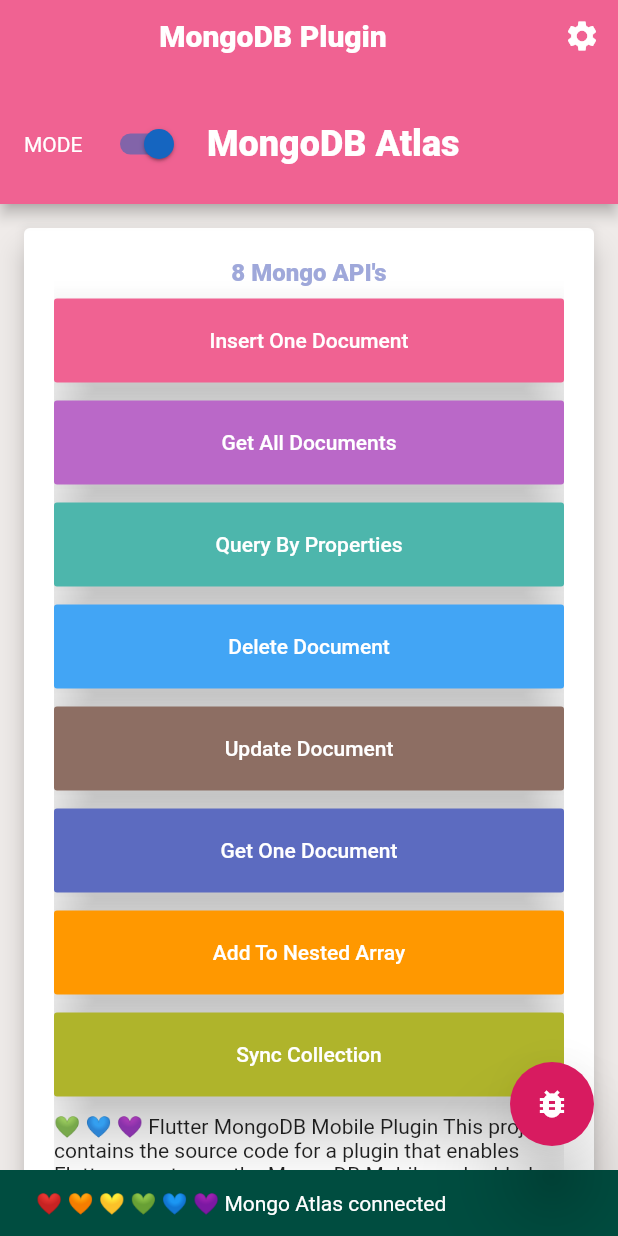
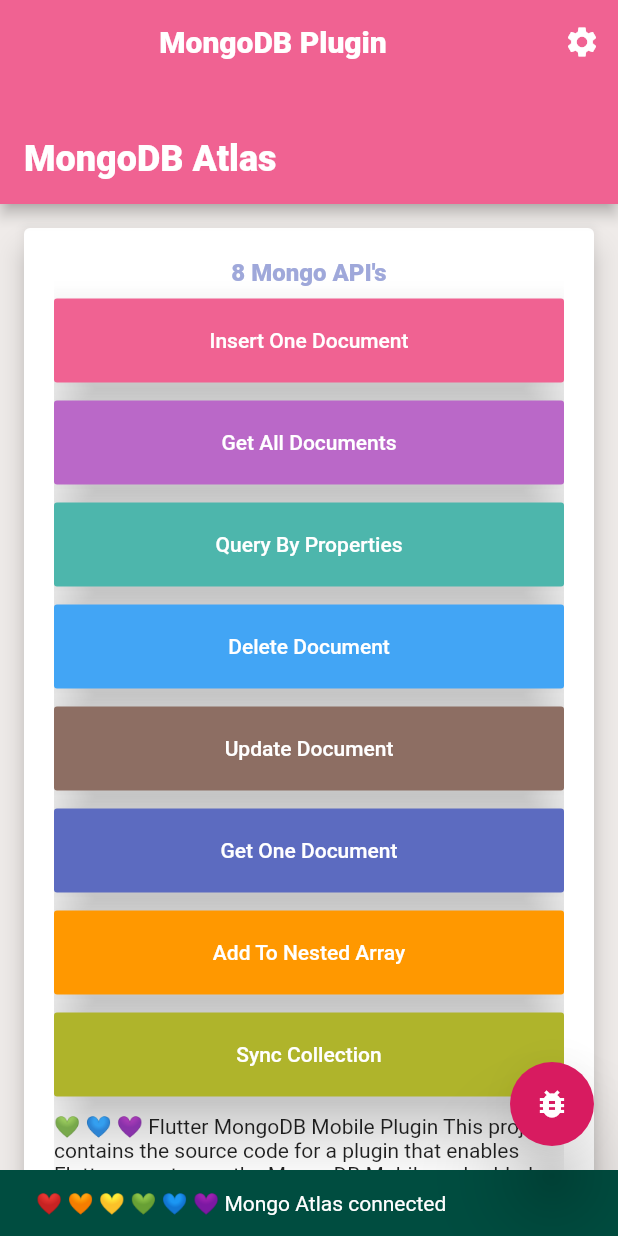
Before and after one commit to malengatiger/flutter-mongdb-mobile, a Flutter app: the screen it shows after launch, on a phone screen of 412 x 824 dp. Run offline on Flutter 3.47's test engine with Material 2 defaults, Android fonts, the phone set to English and light mode, and no system bars.

Commit message:
💙 cleaned up example UI

```diff
--- a/mongodb_mobile/example/lib/main.dart
+++ b/mongodb_mobile/example/lib/main.dart
@@ -386,14 +386,7 @@ class _MongoExamplePageState extends State<MongoExamplePage> {
     }
   }
 
-  void _onConfigSwitchChanged(bool status) {
-    debugPrint('_onConfigSwitchChanged:  🚼 🚼   $status');
-    Navigator.pop(context);
-    setState(() {
-      isRemote = status;
-    });
-    _openConfig();
-  }
+
   setSelectedRadio(int val) {
     setState(() {
       selectedRadio = val;
@@ -453,21 +446,7 @@ class _MongoExamplePageState extends State<MongoExamplePage> {
                 ),
                 Row(
                   children: <Widget>[
-                    Text(
-                      'MODE',
-                      style: TextStyle(color: Colors.white),
-                    ),
-                    SizedBox(
-                      width: 12,
-                    ),
-                    Switch(
-                      onChanged: _onSwitchChanged,
-                      activeColor: Colors.blue.shade800,
-                      value: isRemote,
-                    ),
-                    SizedBox(
-                      width: 12,
-                    ),
+
                     Text(
                       isRemote ? 'MongoDB Atlas' : 'Local Database',
                       style: TextStyle(
--- a/mongodb_mobile/lib/mongodb_mobile.dart
+++ b/mongodb_mobile/lib/mongodb_mobile.dart
@@ -26,7 +26,7 @@ class MongodbMobile {
     return '🧩🧩🧩 appID has been set';
   }
 
-  /// insert one document intp collection
+  /// start atlas sync collection
   static Future sync(Carrier carrier) async {
     var res = await _channel.invokeMethod('sync', carrier.toJson());
     return res;
@@ -56,7 +56,7 @@ class MongodbMobile {
     return res;
   }
 
-  /// replace one document in collection
+  /// add to nested array in document
   static Future addToArray(Carrier carrier) async {
     var res = await _channel.invokeMethod('addToArray', carrier.toJson());
     return res;
```
Also changed, not shown: mongodb_mobile/example/lib/configurator.dart (deleted, +0 -18 lines), mongodb_mobile/example/lib/gitlink.dart (deleted, +0 -23 lines), mongodb_mobile/example/lib/slide_right.dart (deleted, +0 -22 lines).
